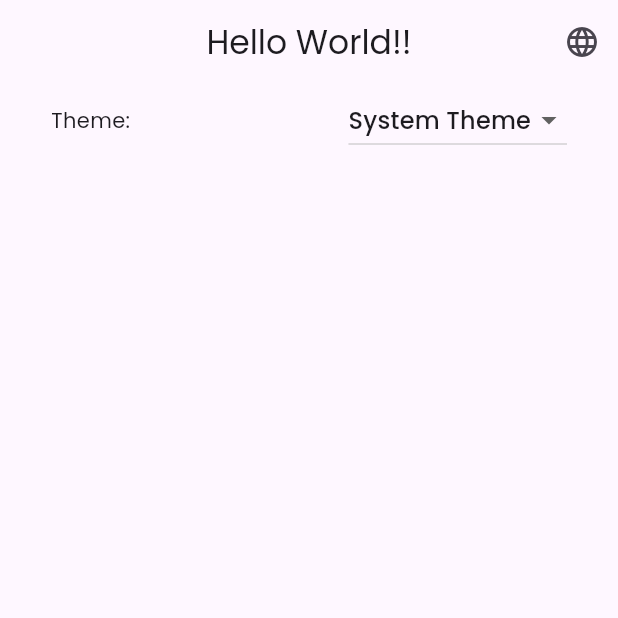
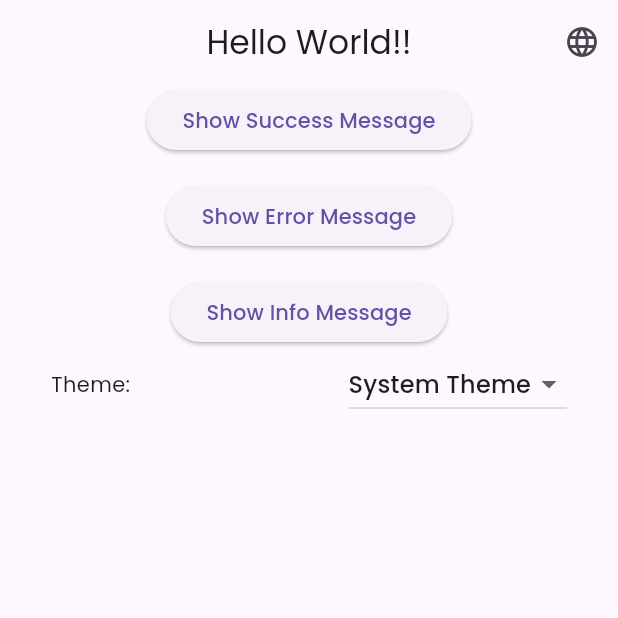
Before and after one commit to Aabro098/margintop_attendance, a Flutter app: the screen it shows after launch, on a phone screen of 412 x 824 dp, the top half of it. Run offline on Flutter 3.47's test engine with Material 3 defaults, Android fonts, the phone set to English and light mode, and no system bars; our stand-ins replace dio, fluttertoast, shared_preferences.

Commit message:
Added buttons to show snackbar and toast

```diff
--- /dev/null
+++ b/lib/common/custom_button.dart
@@ -0,0 +1,22 @@
+import 'package:flutter/material.dart';
+
+class CustomButton extends StatelessWidget {
+  final String text;
+  final VoidCallback onPressed;
+
+  const CustomButton({
+    Key? key,
+    required this.text,
+    required this.onPressed,
+  }) : super(key: key);
+
+  @override
+  Widget build(BuildContext context) {
+    return ElevatedButton(
+      onPressed: () {
+        onPressed();
+      },
+      child: Text(text),
+    );
+  }
+}
--- a/lib/features/homepage/homepage.dart
+++ b/lib/features/homepage/homepage.dart
@@ -1,16 +1,14 @@
 import 'package:flutter/material.dart';
+import 'package:ordertracking_flutter/common/custom_button.dart';
 import 'package:ordertracking_flutter/common/localization_provider.dart';
 import 'package:ordertracking_flutter/common/theme.provider.dart';
+import 'package:ordertracking_flutter/utils/helpers/toast_helper.dart';
 import 'package:ordertracking_flutter/localization/app_localization.dart';
+import 'package:ordertracking_flutter/utils/helpers/helper_functions.dart';
 import 'package:provider/provider.dart';
 
-final GlobalKey<ScaffoldState> scaffoldKey = GlobalKey<ScaffoldState>();
-
 class HomePage extends StatefulWidget {
-  const HomePage({
-    super.key,
-    required this.themeProvider,
-  });
+  const HomePage({super.key, required this.themeProvider});
 
   final ThemeProvider themeProvider;
 
@@ -21,72 +19,84 @@ class HomePage extends StatefulWidget {
 class _HomePageState extends State<HomePage> {
   @override
   Widget build(BuildContext context) {
-    final localizationProvider =
-        Provider.of<LocalizationProvider>(context); // Get the language provider
-    return Scaffold(
+    final localizationProvider = Provider.of<LocalizationProvider>(context);
+
+    return ScaffoldMessenger(
+      key: scaffoldMessengerKey, // ✅ Correctly using scaffoldMessengerKey
+      child: Scaffold(
         appBar: AppBar(
           actions: [
             PopupMenuButton<String>(
-            icon: const Icon(Icons.language), // Language icon
+              icon: const Icon(Icons.language),
               onSelected: (String value) {
-              // Change the language on selection
                 if (value == 'en') {
-                localizationProvider.switchLocale(
-                    const Locale('en', 'US')); // Switch to English
+                  localizationProvider.switchLocale(const Locale('en', 'US'));
                 } else if (value == 'ne') {
-                localizationProvider
-                    .switchLocale(const Locale('ne', 'NP')); // Switch to Nepali
+                  localizationProvider.switchLocale(const Locale('ne', 'NP'));
                 }
               },
               itemBuilder: (BuildContext context) {
                 return <String>['en', 'ne'].map((String value) {
                   return PopupMenuItem<String>(
                     value: value,
-                  child:
-                      Text(value.toUpperCase()), // Show language in uppercase
+                    child: Text(value.toUpperCase()),
                   );
                 }).toList();
               },
             ),
           ],
           centerTitle: true,
-        title: Text(AppLocalizations.of(context)?.translate('title') ??
-            ''), // Set the app title
+          title: Text(AppLocalizations.of(context)?.translate('title') ?? ''),
         ),
         body: Center(
           child: Padding(
             padding: const EdgeInsets.symmetric(horizontal: 34),
             child: Column(
               children: [
+                CustomButton(
+                  text: "Show Success Message",
+                  onPressed: () {
+                    HelperFunctions.showSuccessSnackbar("Operation Successful",
+                        time: 1000);
+                    showToast("Operation Successful");
+                  },
+                ),
+                const SizedBox(height: 16),
+                CustomButton(
+                  text: "Show Error Message",
+                  onPressed: () {
+                    HelperFunctions.showErrorSnackbar("Something went wrong!");
+                    showToast("Error Occurred!");
+                  },
+                ),
+                const SizedBox(height: 16),
+                CustomButton(
+                  text: "Show Info Message",
+                  onPressed: () {
+                    HelperFunctions.showInfoSnackbar("This is an info message.",
+                        time: 1000);
+                    showToast("Info: Check details.");
+                  },
+                ),
                 Row(
                   mainAxisAlignment: MainAxisAlignment.spaceBetween,
                   children: [
                     const Text('Theme:'),
-
-                  // * Dropdopwn Menu for changing the Theme of the app.
                     DropdownButton<ThemeMode>(
-                    value: widget.themeProvider
-                        .themeMode, //The default value to be seen in the dropdopwn menu
+                      value: widget.themeProvider.themeMode,
                       onChanged: (ThemeMode? newMode) {
                         if (newMode != null) {
-                        widget.themeProvider.setTheme(
-                            newMode); // Calls provider function to set the theme and store preference
+                          widget.themeProvider.setTheme(newMode);
                         }
                       },
                       items: const [
-                      // The "value" is passed to the onChanged function as parameter
                         DropdownMenuItem(
                             value: ThemeMode.system,
-                        child: Text("System Theme"),
-                      ),
+                            child: Text("System Theme")),
                         DropdownMenuItem(
-                        value: ThemeMode.light,
-                        child: Text("Light Theme"),
-                      ),
+                            value: ThemeMode.light, child: Text("Light Theme")),
                         DropdownMenuItem(
-                        value: ThemeMode.dark,
-                        child: Text("Dark Theme"),
-                      ),
+                            value: ThemeMode.dark, child: Text("Dark Theme")),
                       ],
                     ),
                   ],
@@ -95,6 +105,7 @@ class _HomePageState extends State<HomePage> {
             ),
           ),
         ),
+      ),
     );
   }
 }
--- /dev/null
+++ b/lib/utils/helpers/toast_helper.dart
@@ -0,0 +1,13 @@
+import 'package:fluttertoast/fluttertoast.dart';
+import 'package:flutter/material.dart';
+
+void showToast(String message) {
+  Fluttertoast.showToast(
+    msg: message,
+    toastLength: Toast.LENGTH_SHORT,
+    gravity: ToastGravity.BOTTOM,
+    backgroundColor: Colors.black87,
+    textColor: Colors.white,
+    fontSize: 16.0,
+  );
+}
--- a/pubspec.yaml
+++ b/pubspec.yaml
@@ -43,6 +43,7 @@ dependencies:
   # The following adds the Cupertino Icons font to your application.
   # Use with the CupertinoIcons class for iOS style icons.
   cupertino_icons: ^1.0.8
+  fluttertoast: ^8.2.12
 
 dev_dependencies:
   flutter_test:
```
Also changed, not shown: lib/utils/helpers/helper_functions.dart (+23 -39 lines), pubspec.lock. Lines whose indentation alone changed are shown as unchanged.
